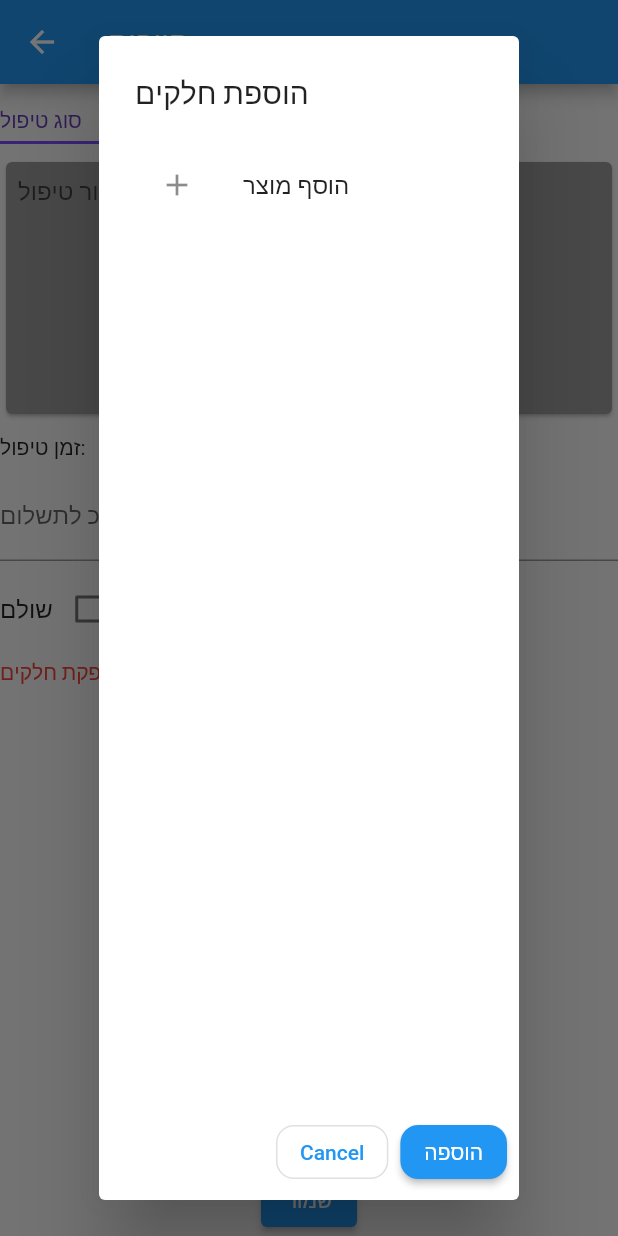
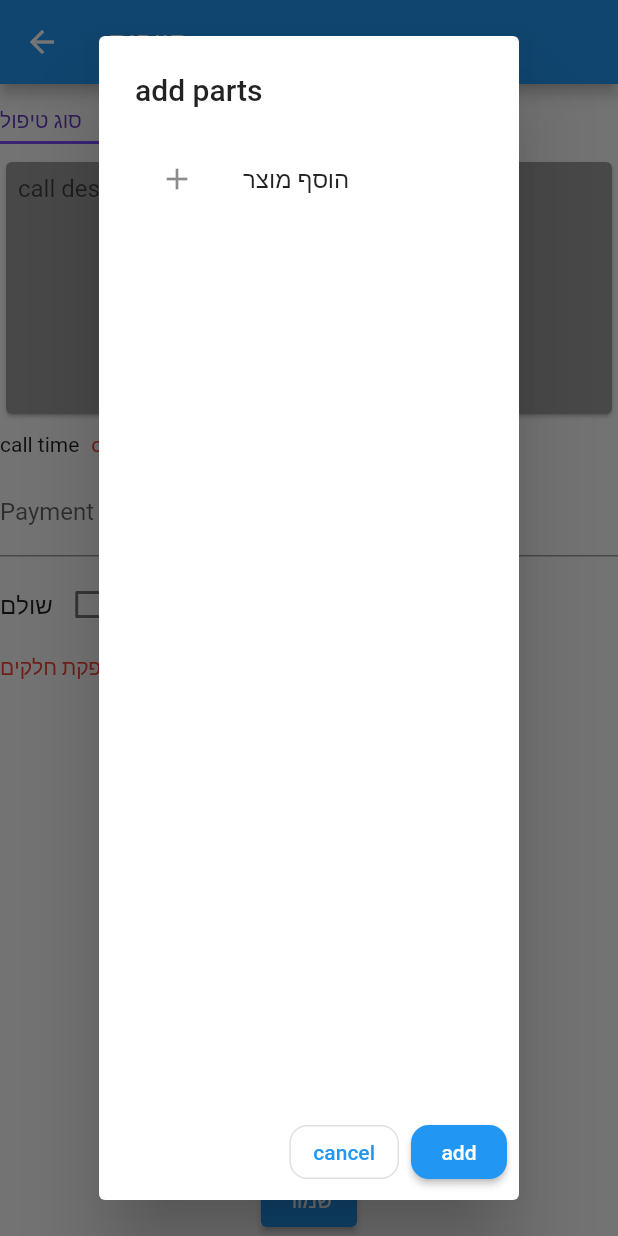
Before and after one commit to yosih48/clients-flutter, a Flutter app: the actions screen opened by its route, after a tap on "אספקת חלקים:", on a phone screen of 412 x 824 dp. Run offline on Flutter 3.47's test engine with Material 2 defaults, Android fonts, the phone set to English and light mode, and no system bars; our stand-ins replace cloud_firestore, firebase_auth, firebase_core, fluttertoast, pin_code_fields, settings_ui and 3 more; accounts and stored records are empty; generated files the repository leaves out were written again; network calls fail.

Commit message:
localization

```diff
--- a/lib/clientdCarsd.dart
+++ b/lib/clientdCarsd.dart
@@ -9,6 +9,7 @@ import 'objects/clients.dart';
 import 'screens/actions.dart';
 import 'screens/callsinfo.dart';
 import 'package:flutter_gen/gen_l10n/app_localizations.dart';
+
 
 class UserListView extends StatelessWidget {
   @override
@@ -27,7 +28,7 @@ class UserListView extends StatelessWidget {
           }
 
           if (snapshot.connectionState == ConnectionState.waiting) {
-            return Text('Loading...');
+            return Text(AppLocalizations.of(context)!.loading);
           }
           //     final Map<String, dynamic> userData = snapshot.data!.data()!;
           // final List<Todo> todos = userData.entries.map((entry) {
--- a/lib/screens/actions.dart
+++ b/lib/screens/actions.dart
@@ -10,6 +10,8 @@ import '../componenets/alertDialog.dart';
 import '../componenets/parts.dart';
 import '../objects/clients.dart';
 import '../singelton/AppSingelton.dart';
+import 'package:flutter_localizations/flutter_localizations.dart';
+import 'package:flutter_gen/gen_l10n/app_localizations.dart';
 
 final TextEditingController _textFieldController = TextEditingController();
 final TextEditingController _mailFieldController = TextEditingController();
@@ -131,7 +133,7 @@ class _callState extends State<call> {
   String callDetails = '';
   void initState() {
     super.initState();
-      callDetails = widget.data.isNotEmpty ? widget.data['call'] : '';
+    callDetails = widget.data.isNotEmpty ? widget.data['call'] : '';
     _checkboxValue = widget.data.isNotEmpty ? widget.data['paid'] : false;
     dropdownValue = widget.data.isNotEmpty ? widget.data['type'] : list.first;
     getPrefs();
@@ -152,14 +154,13 @@ class _callState extends State<call> {
   final _timeC = TextEditingController();
   TimeOfDay timeOfDay = TimeOfDay.now();
 
-
   Future<void> _displayDialog() async {
     return showDialog<void>(
       context: context,
       // T: false,
       builder: (BuildContext context) {
         return AlertDialog(
-          title: const Text('הוספת חלקים'),
+          title: Text(AppLocalizations.of(context)!.addParts),
           // content: TextField(
           //   controller: _textFieldController,
           //   decoration: const InputDecoration(hintText: 'Type your todo'),
@@ -183,7 +184,7 @@ class _callState extends State<call> {
               onPressed: () {
                 Navigator.of(context).pop();
               },
-              child: const Text('Cancel'),
+              child: Text(AppLocalizations.of(context)!.cancel),
             ),
             ElevatedButton(
               style: ElevatedButton.styleFrom(
@@ -196,7 +197,7 @@ class _callState extends State<call> {
                 handleProductListChanged(productList);
                 setState(() {});
               },
-              child: const Text('הוספה'),
+              child: Text(AppLocalizations.of(context)!.add),
             ),
           ],
         );
@@ -252,6 +253,7 @@ class _callState extends State<call> {
       productList = updatedList;
     });
   }
+
   final TextEditingController paimentController = TextEditingController();
   @override
   Widget build(BuildContext context) {
@@ -312,7 +314,8 @@ class _callState extends State<call> {
                             callDetails = value;
                           },
                           decoration: InputDecoration.collapsed(
-                              hintText: "תיאור טיפול"),
+                              hintText: AppLocalizations.of(context)!
+                                  .calldescription),
                         ),
                       ))
                 ],
@@ -324,7 +327,7 @@ class _callState extends State<call> {
                 mainAxisAlignment: MainAxisAlignment.start,
                 children: [
                   Text(
-                    'זמן טיפול:',
+                    AppLocalizations.of(context)!.callTime,
                   ),
                   SizedBox(width: 8.0),
                   GestureDetector(
@@ -335,7 +338,7 @@ class _callState extends State<call> {
 
                       widget.data.containsKey('hour')
                           ? (_timeC.text = widget.data['hour'])
-                          : (_timeC.text.isNotEmpty ? _timeC.text : 'בחר זמן'),
+                          : (_timeC.text.isNotEmpty ? _timeC.text : AppLocalizations.of(context)!.chooseTime),
 
                       //  _timeC.text.isNotEmpty && widget.data.isEmpty ? _timeC.text : (widget.data.isNotEmpty ? widget.data['hour'] : 'בחר זמן'),
                       style: TextStyle(color: Colors.red),
@@ -355,7 +358,7 @@ class _callState extends State<call> {
                       controller: paimentController,
                       keyboardType: TextInputType.number,
                       inputFormatters: [FilteringTextInputFormatter.digitsOnly],
-                      decoration: InputDecoration(labelText: 'סהכ לתשלום'),
+                      decoration: InputDecoration(labelText: AppLocalizations.of(context)!.paymentAmount),
                     ),
                   ),
                 ],
@@ -481,6 +484,7 @@ class _callState extends State<call> {
 
                 Navigator.of(context).pop();
               } else {
+
                 showToast('חסרים פרטים');
               }
             });
--- a/lib/screens/clientCalls.dart
+++ b/lib/screens/clientCalls.dart
@@ -226,7 +226,7 @@ class _CallsScreenState extends State<CallsScreen> {
             }
 
             if (snapshot.connectionState == ConnectionState.waiting) {
-              return Text('Loading...');
+              return Text(AppLocalizations.of(context)!.loading);
             }
 
             final calls = snapshot.data!.docs;
@@ -282,7 +282,8 @@ class _CallsScreenState extends State<CallsScreen> {
                           double totalPayment = snapshot.data ?? 0.0;
 
                           return Text(
-                            'יתרה לחיוב: ${totalPayment.toStringAsFixed(2)}',
+                            '${AppLocalizations.of(context)!.ramainingBalance}:'
+                            ' ${totalPayment.toStringAsFixed(2)}',
                             style: TextStyle(
                                 fontWeight: FontWeight.bold,
                                 fontSize: 20,
```
Also changed, not shown: lib/l10n/app_en.arb (+15 -2 lines), lib/l10n/app_he.arb (+14 -2 lines), lib/main.dart (+44 -44 lines).
